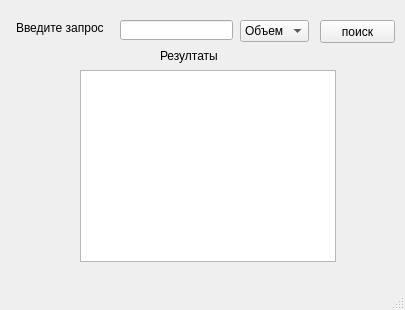
Above: main.ui from aresen12/coffee before the change. Below: the same form after it.
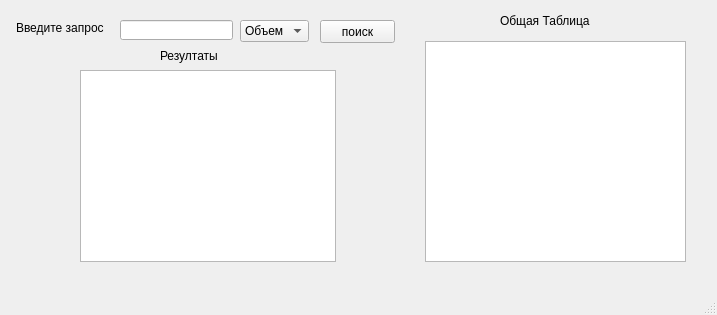
That is the form after the change.

Commit message: отоброжение базы

```diff
--- a/main.ui
+++ b/main.ui
@@ -6,8 +6,8 @@
    <rect>
     <x>0</x>
     <y>0</y>
-    <width>405</width>
-    <height>310</height>
+    <width>717</width>
+    <height>315</height>
    </rect>
   </property>
   <property name="windowTitle">
@@ -103,6 +103,29 @@
      <string>поиск</string>
     </property>
    </widget>
+   <widget class="QTableWidget" name="tableWidget">
+    <property name="geometry">
+     <rect>
+      <x>425</x>
+      <y>41</y>
+      <width>261</width>
+      <height>221</height>
+     </rect>
+    </property>
+   </widget>
+   <widget class="QLabel" name="label_3">
+    <property name="geometry">
+     <rect>
+      <x>500</x>
+      <y>10</y>
+      <width>121</width>
+      <height>21</height>
+     </rect>
+    </property>
+    <property name="text">
+     <string>Общая Таблица</string>
+    </property>
+   </widget>
   </widget>
   <widget class="QMenuBar" name="menubar">
    <property name="geometry">
```
Left out of the diff: 2 changed lines with no effect on the pictures. The commit also changes 2 other files.
